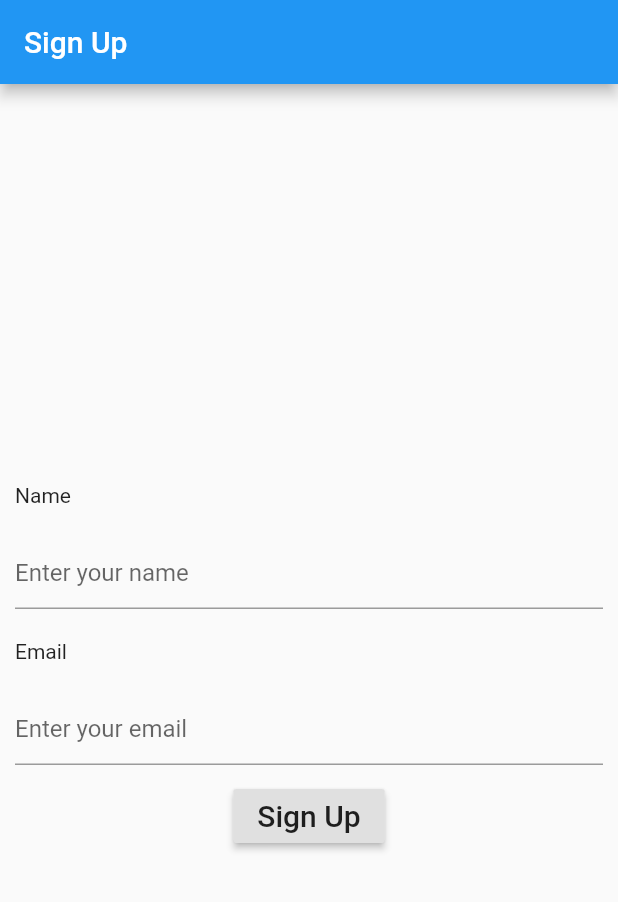
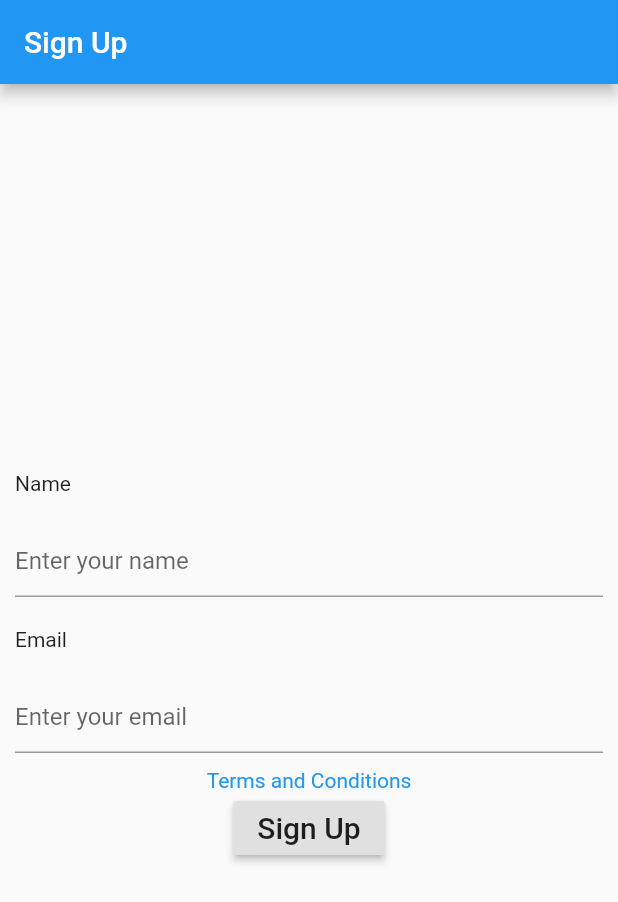
Before and after one commit to MuhammadAwab/simple_flutter, a Flutter app: the screen it shows after launch, on a phone screen of 412 x 824 dp. Shown: the top 902 px of the screen. Run offline on Flutter 3.47's test engine with Material 2 defaults, Android fonts, the phone set to English and light mode, and no system bars.

Commit message:
init [added t and c]

```diff
--- a/lib/signUp.dart
+++ b/lib/signUp.dart
@@ -1,4 +1,6 @@
+import 'package:flutter/gestures.dart';
 import 'package:flutter/material.dart';
+import 'package:simple_form/termsAndConditions.dart';
 
 import 'home.dart';
 
@@ -49,6 +51,18 @@ class SignUp extends StatelessWidget {
               mainAxisAlignment: MainAxisAlignment.center,
               crossAxisAlignment: CrossAxisAlignment.center,
               children: <Widget>[
+                new RichText(
+                text: new TextSpan(
+                  text: 'Terms and Conditions',
+                  style: new TextStyle(color: Colors.blue),
+                  recognizer: new TapGestureRecognizer()
+                    ..onTap = () { Navigator.push(
+                      context,
+                      MaterialPageRoute(builder: (BuildContext context) => TermsAndConditions()),
+                    );
+                    },
+                )
+                ),
                 RaisedButton(
                   onPressed: () {
                     Navigator.push(
--- /dev/null
+++ b/lib/termsAndConditions.dart
@@ -0,0 +1,99 @@
+import 'package:flutter/material.dart';
+
+class TermsAndConditions extends StatelessWidget {
+  @override
+  Widget build(BuildContext context) {
+    return Scaffold(
+        appBar: AppBar(
+          title: Text('Terms and Conditions'),
+    ),
+      body: new Container(
+    child: new Column(
+    crossAxisAlignment: CrossAxisAlignment.start,
+    children: <Widget>[new Expanded(
+      flex: 1,
+        child: new SingleChildScrollView(
+        scrollDirection: Axis.vertical,//.horizontal
+          child: new Text(
+          "END USER LICENSE AGREEMENT"+"\n\n"+"Last updated August 05, 2020"+"\n\n"+
+              "\n\n"+"OurAlgorithm is licensed to You (End-User) by Our Algorithm, located at 4520 e washington blvd, commerce, California 90001, United States (hereinafter: Licensor),"+
+              "for use only under the terms of this License Agreement."+
+              "By downloading the Application from the Apple AppStore, and any update thereto (as permitted by this License Agreement),"+
+              "You indicate that You agree to be bound by all of the terms and conditions of this License Agreement, and that You accept this License Agreement."+
+              "The parties of this License Agreement acknowledge that Apple is not a Party to this License Agreement and is not bound by any provisions or obligations with regard to the Application, such as warranty,"+
+              "liability, maintenance and support thereof. Our Algorithm, not Apple, is solely responsible for the licensed Application and the content thereof."+
+              "This License Agreement may not provide for usage rules for the Application that are in conflict with the latest App Store Terms of Service."+
+              "Our Algorithm acknowledges that it had the opportunity to review said terms and this License Agreement is not conflicting with them."+
+              " All rights not expressly granted to You are reserved."+
+              "\n\n"+"1. THE APPLICATION"+
+              "\n\n"+"OurAlgorithm (hereinafter: Application) is a piece of software created to The application was created to allow an individual to apply for a position in the dating program. "+
+              "- and customized for Apple mobile devices. It is used to The Application's main use is to reserve a spot for Our algorithm dating application."+
+              "Purchasing the app allows you to be considered for a spot in the service but it does not guarantee a position in the program.Purchasing the app only guarantees consideration."+
+              "\n"+"The Application is not tailored to comply with industry-specific regulations (Health Insurance Portability and Accountability Act (HIPAA), Federal Information Security Management Act (FISMA), etc.),"+
+              "so if your interactions would be subjected to such laws, you may not use this Application."+"You may not use the Application in a way that would violate the Gramm-Leach-Bliley Act (GLBA)."+
+              "\n\n"+"2. SCOPE OF LICENSE"+"\n\n"+"2.1  You are given a non-transferable, non-exclusive, non-sublicensable license to install and use the Licensed Application on any Apple-branded Products that You (End-User) own or control and as permitted by the Usage Rules set forth in this section and the App Store Terms of Service, with the exception that such licensed Application may be accessed and used by other accounts associated with You (End-User, The Purchaser) via Family Sharing or volume purchasing."+
+              "\n"+"2.2  This license will also govern any updates of the Application provided by Licensor that replace, repair, and/or supplement the first Application, unless a separate license is provided for such update in which case the terms of that new license will govern."+
+              "\n"+"2.3  You may not share or make the Application available to third parties (unless to the degree allowed by the Apple Terms and Conditions, and with Our Algorithm's prior written consent), sell, rent, lend, lease or otherwise redistribute the Application."+
+              "\n"+"2.4  You may not reverse engineer, translate, disassemble, integrate, decompile, integrate, remove, modify, combine, create derivative works or updates of, adapt, or attempt to derive the source code of the Application, or any part thereof (except with Our Algorithm's prior written consent)."+
+              "\n"+"2.5  You may not copy (excluding when expressly authorized by this license and the Usage Rules) or alter the Application or portions thereof. You may create and store copies only on devices that You own or control for backup keeping under the terms of this license, the App Store Terms of Service, and any other terms and conditions that apply to the device or software used. You may not remove any intellectual property notices. You acknowledge that no unauthorized third parties may gain access to these copies at any time."+
+              "\n"+"2.6  Violations of the obligations mentioned above, as well as the attempt of such infringement, may be subject to prosecution and damages."+
+              "\n"+"2.7  Licensor reserves the right to modify the terms and conditions of licensing."+
+              "\n"+"2.8  Nothing in this license should be interpreted to restrict third-party terms. When using the Application, You must ensure that You comply with applicable third-party terms and conditions."+
+              "\n\n"+"3. TECHNICAL REQUIREMENTS"+
+              "\n\n"+"3.1  Licensor attempts to keep the Application updated so that it complies with modified/new versions of the firmware and new hardware. You are not granted rights to claim such an update."+
+              "\n"+"3.2  You acknowledge that it is Your responsibility to confirm and determine that the app end-user device on which You intend to use the Application satisfies the technical  specifications mentioned above."+
+              "\n"+"3.3  Licensor reserves the right to modify the technical specifications as it sees appropriate at any time."
+              "\n\n"+"4. NO MAINTENANCE OR SUPPORT"+
+              "\n"+"4.1  Our Algorithm is not obligated, expressed or implied, to provide any maintenance, technical or other support for the Application."+
+              "\n"+"4.2  Our Algorithm and the End-User acknowledge that Apple has no obligation whatsoever to furnish any maintenance and support services with respect to the licensed Application."+
+              "\n\n"+"5. USE OF DATA"+
+              "\n"+" You acknowledge that Licensor will be able to access and adjust Your downloaded licensed Application content and Your personal information, and that Licensor's use of such material and information is subject to Your legal agreements with Licensor and Licensor's privacy policy: file:///Users/ericamartinez/Downloads/Privacy-policy-v2-2720938.pdf."+
+              "\n\n"+"6. LIABILITY"+
+              "\n"+"6.1  Licensor takes no accountability or responsibility for any damages caused due to a breach of duties according to Section 2 of this Agreement. To avoid data loss, You are required to make use of backup functions of the Application to the extent allowed by applicable third-party terms and conditions of use. You are aware that in case of alterations or manipulations of the Application, You will not have access to licensed Application."+
+              "\n\n"+"7. WARRANTY"+
+              "\n"+"7.1  Licensor warrants that the Application is free of spyware, trojan horses, viruses, or any other malware at the time of Your download. Licensor warrants that the Application works as described in the user documentation."+
+              "\n"+"7.2  No warranty is provided for the Application that is not executable on the device, that has been unauthorizedly modified, handled inappropriately or culpably, combined or installed with inappropriate hardware or software, used with inappropriate accessories, regardless if by Yourself or by third parties, or if there are any other reasons outside of Our Algorithm's sphere of influence that affect the executability of the Application."+
+              "\n"+"7.3  You are required to inspect the Application immediately after installing it and notify Our Algorithm about issues discovered without delay by e-mail provided in Product Claims. The defect report will be taken into consideration and further investigated if it has been mailed within a period of one (1) days after discovery."+
+              "\n"+"7.4  If we confirm that the Application is defective,Our Algorithm reserves a choice to remedy the situation either by means of solving the defect or substitute delivery."+
+              "\n"+"7.5  In the event of any failure of the Application to conform to any applicable warranty, You may notify the App-Store-Operator, and Your Application purchase price will be refunded to You. To the maximum extent permitted by applicable law, the App-Store-Operator will have no other warranty obligation whatsoever with respect to the App, and any other losses, claims, damages, liabilities, expenses and costs attributable to any negligence to adhere to any warranty."+
+              "\n"+"7.6  If the user is an entrepreneur, any claim based on faults expires after a statutory period of limitation amounting to twelve (12) months after the Application was made available to the user. The statutory periods of limitation given by law apply for users who are consumers."+
+              "\n\n"+"8. PRODUCT CLAIMS"+
+              "\n"+" Our Algorithm and the End-User acknowledge that Our Algorithm, and not Apple, is responsible for addressing any claims of the End-User or any third party relating to the licensed Application or the End-User’s possession and/or use of that licensed Application, including, but not limited to:"+
+              "\n"+"(i) product liability claims;"+
+              "\n"+"(ii) any claim that the licensed Application fails to conform to any applicable legal or regulatory requirement; and"+
+              "\n"+"(iii) claims arising under consumer protection, privacy, or similar legislation, including in connection with Your Licensed Application’s use of the HealthKit and HomeKit."+
+              "\n\n"+"9. LEGAL COMPLIANCE"+
+              "\n"+"You represent and warrant that You are not located in a country that is subject to a U.S. Government embargo, or that has been designated by the U.S. Government as a \" terrorist supporting \" country; and that You are not listed on any U.S. Government list of prohibited or restricted parties."+
+              "\n\n"+"10. CONTACT INFORMATION"+
+              "\n"+"For general inquiries, complaints, questions or claims concerning the licensed Application, please contact:"+
+              "\n"+"Erica Martinez"+
+              "\n"+"4520 e washington blvd"+
+              "\n"+"commerce, CA 90001"+
+              "\n"+"United States"+
+              "\n"+"araceli@ouralgorithm.com"+
+              "\n\n"+"11. TERMINATION"+
+              "\n"+"The license is valid until terminated byOur Algorithm or by You. Your rights under this license will terminate automatically and without notice from Our Algorithm if You fail to adhere to any term(s) of this license. Upon License termination, You shall stop all use of the Application, and destroy all copies, full or partial, of the Application."+
+              "\n\n"+"12. THIRD-PARTY TERMS OF AGREEMENTS AND BENEFICIARY"+
+              "\n"+"Our Algorithm represents and warrants that Our Algorithm will comply with applicable third-party terms of agreement when using licensed Application."+
+              "\n"+"In Accordance with Section 9 of the \"Instructions for Minimum Terms of Developer's End-User License Agreement,\" Apple and Apple's subsidiaries shall be third-party beneficiaries of this End User License Agreement and - upon Your acceptance of the terms and conditions of this license agreement, Apple will have the right (and will be deemed to have accepted the right) to enforce this End User License Agreement against You as a third-party beneficiary thereof."+
+              "\n\n"+"13. INTELLECTUAL PROPERTY RIGHTS"+
+              "\n"+"Our Algorithm and the End-User acknowledge that, in the event of any third-party claim that the licensed Application or the End-User's possession and use of that licensed Application infringes on the third party's intellectual property rights, Our Algorithm, and not Apple, will be solely responsible for the investigation, defense, settlement and discharge or any such intellectual property infringement claims."+
+              "\n\n"+"14. APPLICABLE LAW"+
+              "\n"+"This license agreement is governed by the laws of the State of California excluding its conflicts of law rules."+
+              "\n\n"+"15. MISCELLANEOUS"+
+              "\n"+"15.1  If any of the terms of this agreement should be or become invalid, the validity of the remaining provisions shall not be affected. Invalid terms will be replaced by valid ones formulated in a way that will achieve the primary purpose."+
+              "\n"+"15.2  Collateral agreements, changes and amendments are only valid if laid down in writing. The preceding clause can only be waived in writing."+
+              "\n"+"These terms of use were created using Termly’s Terms and Conditions Generator."
+              "\n"+"Custom Branding",
+          style: new TextStyle(
+            fontSize: 16.0, color: Colors.black,
+          ),
+        ),
+      ),
+    ),
+    ]
+        )
+        )
+    );
+  }
+}
```
